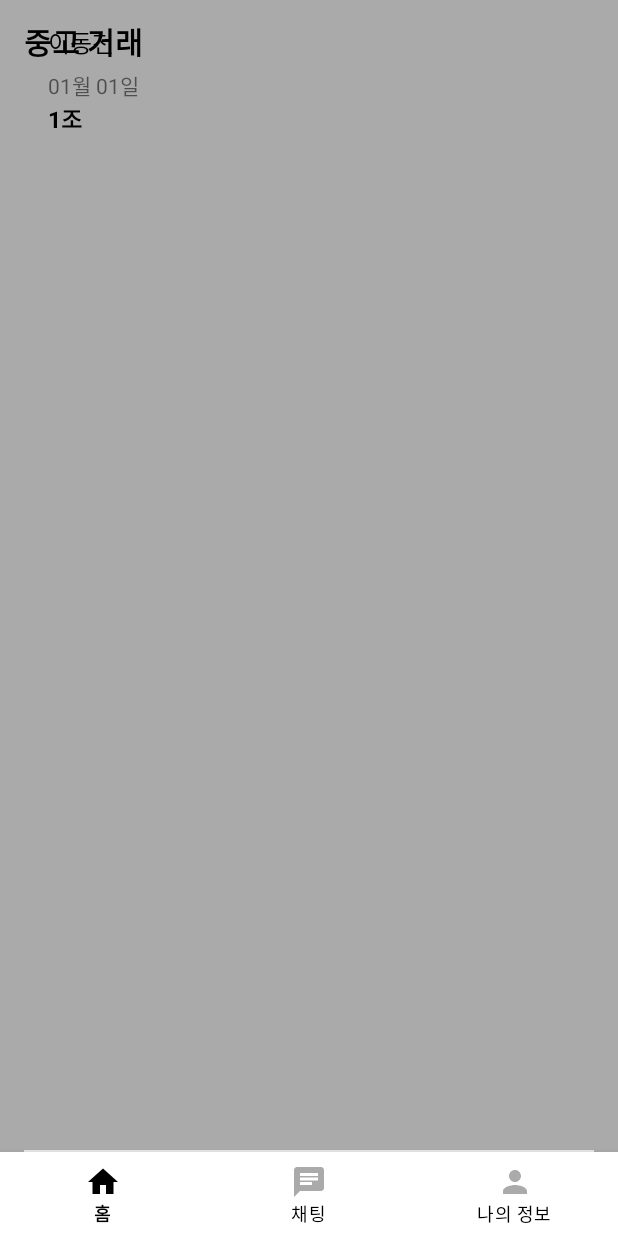
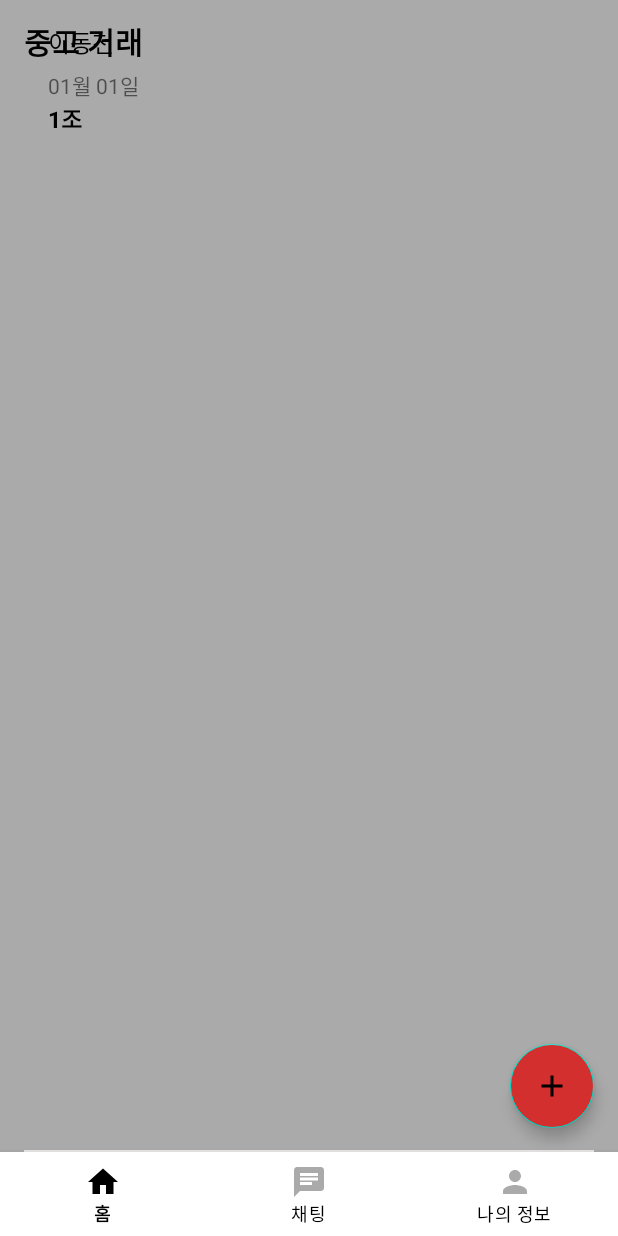
Before and after one commit to CogoCoding/Android_Kot_Prac, an Android app: the fragment HomeFragment placed in its activity, on a phone screen of 412 x 824 dp. Run offline under Robolectric (Android 15) with nearby library versions, the light colour scheme and no system bars; our stand-ins replace Firebase (no records; nobody signed in at launch, a user with empty details on screens opened directly); pictures from the network do not load.

Commit message:
kot13_implement_uri

```diff
--- /dev/null
+++ b/app/src/main/res/drawable/ic_baseline_add_24.xml
@@ -0,0 +1,10 @@
+<vector xmlns:android="http://schemas.android.com/apk/res/android"
+    android:width="24dp"
+    android:height="24dp"
+    android:viewportWidth="24"
+    android:viewportHeight="24"
+    android:tint="?attr/colorControlNormal">
+  <path
+      android:fillColor="@android:color/white"
+      android:pathData="M19,13h-6v6h-2v-6H5v-2h6V5h2v6h6v2z"/>
+</vector>
--- a/app/src/main/res/layout/fragment_home.xml
+++ b/app/src/main/res/layout/fragment_home.xml
@@ -40,4 +40,15 @@
         app:layout_constraintEnd_toEndOf="parent"
         app:layout_constraintBottom_toBottomOf="parent"/>
 
+    <com.google.android.material.floatingactionbutton.FloatingActionButton
+        android:id="@+id/addFloatingBtn"
+        android:layout_width="wrap_content"
+        android:layout_height="wrap_content"
+        android:layout_margin="16dp"
+        android:backgroundTint="@color/pomodoro_red"
+        android:src="@drawable/ic_baseline_add_24"
+        app:layout_constraintEnd_toEndOf="parent"
+        app:layout_constraintBottom_toBottomOf="parent"
+        android:tint="@color/white"/>
+
 </androidx.constraintlayout.widget.ConstraintLayout>
```
Also changed, not shown: app/src/main/java/com/example/kot6/kot13/home/AddArticleActivity.kt (added, +84 -0 lines), app/src/main/java/com/example/kot6/kot13/home/HomeFragment.kt (+13 -1 lines), app/src/main/res/layout/activity_add_article.xml (added, +88 -0 lines).
